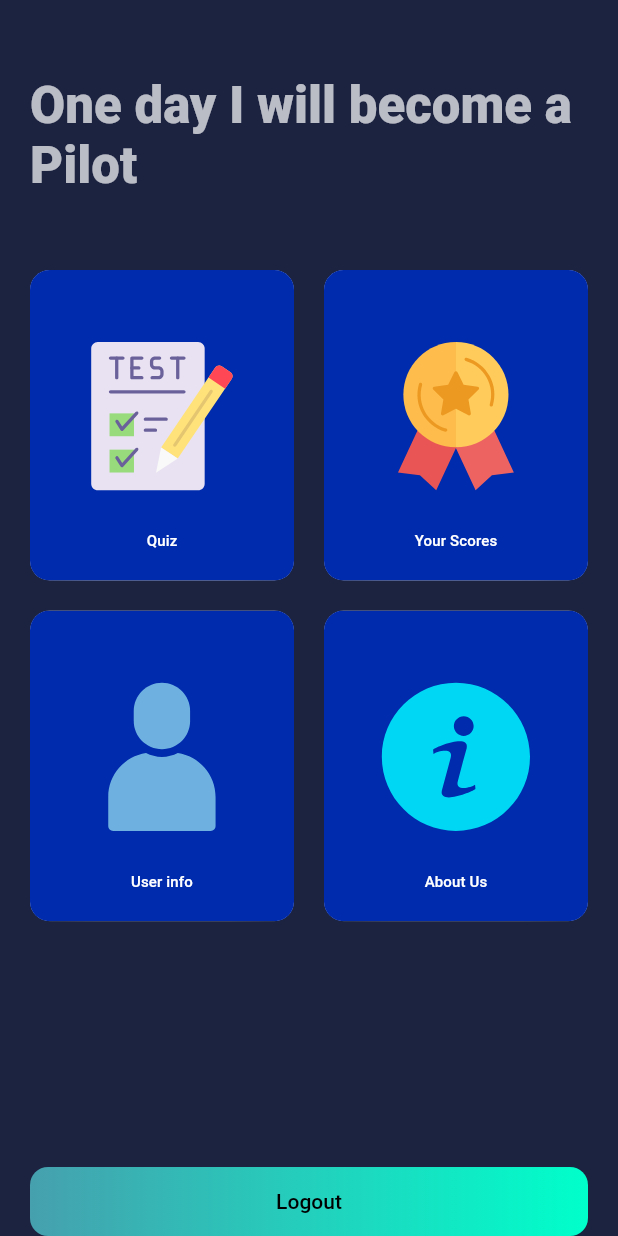
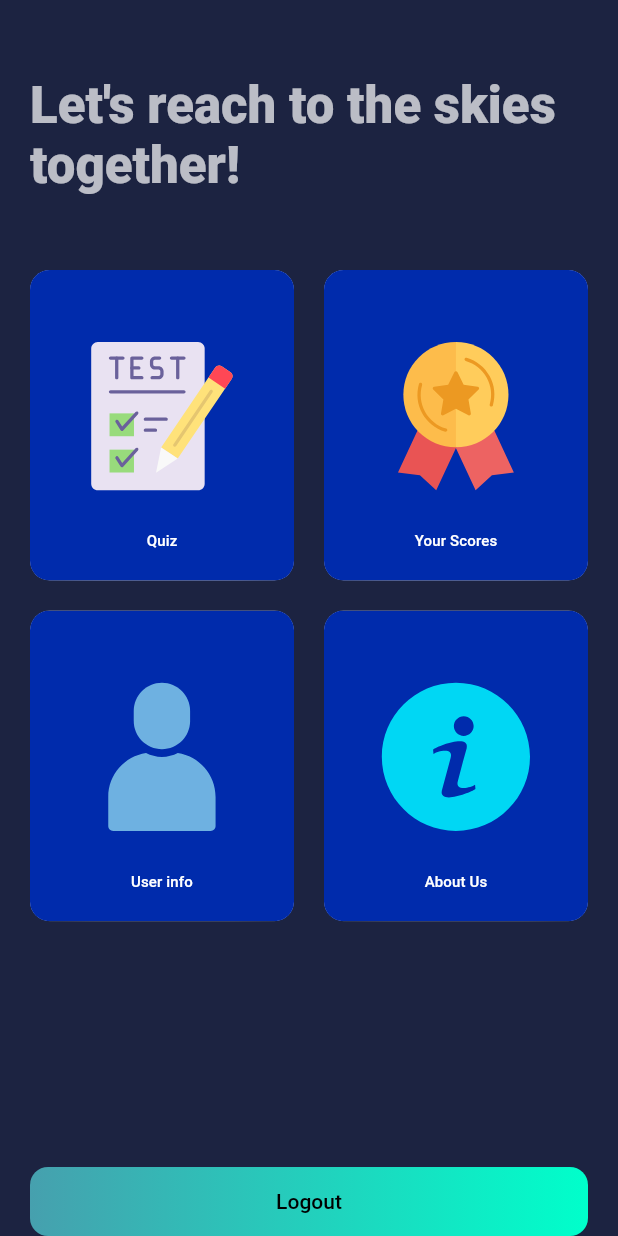
Before and after one commit to Sharon-Thambiraja/Sky-Study-App, a Flutter app: the MyStatelessWidget screen opened directly, on a phone screen of 412 x 824 dp. Run offline on Flutter 3.47's test engine with Material 2 defaults, Android fonts, the phone set to English and light mode, and no system bars; our stand-ins replace firebase_auth, firebase_core, firebase_database, flutter_svg, get, lottie; accounts and stored records are empty; network calls fail.

Commit message:
Saturday Update

```diff
--- a/lib/controllers/question_controller.dart
+++ b/lib/controllers/question_controller.dart
@@ -1,3 +1,9 @@
+/*this code snippet represents the logic and functionality behind the quiz feature.
+It handles the display and interaction with physics questions based on the chosen difficulty level.
+The controller manages user responses, tracks progress, and controls animations for timed responses.
+The fetched questions are stored in the _questions list and shuffled for a randomized experience.
+The code also manages navigation between questions, calculates scores, and facilitates a smooth user experience during the quiz.*/
+
 import 'package:flutter/widgets.dart';
 import 'package:get/get.dart';
 import 'package:get/state_manager.dart';
--- a/lib/models/Questions.dart
+++ b/lib/models/Questions.dart
@@ -1,3 +1,7 @@
+/*this code snippet defines the structure of a quiz question.
+It represents the fundamental data model that holds information about each question,
+including its content, possible answers, and the correct answer index.*/
+
 import 'package:firebase_database/firebase_database.dart';
 
 class Question {
--- a/lib/newwelcomeScreen.dart
+++ b/lib/newwelcomeScreen.dart
@@ -62,7 +62,7 @@ class NewWelcomeScreen extends StatelessWidget {
                                   BorderRadius.all(Radius.circular(12)),
                             ),
                             child: Text(
-                              "LogIn",
+                              "Log In",
                               style: Theme.of(context)
                                   .textTheme
                                   .button
@@ -88,7 +88,7 @@ class NewWelcomeScreen extends StatelessWidget {
                                   BorderRadius.all(Radius.circular(12)),
                             ),
                             child: Text(
-                              "SignIn",
+                              "Sign In",
                               style: Theme.of(context)
                                   .textTheme
                                   .button
--- a/lib/screens/welcome/addQuestion.dart
+++ b/lib/screens/welcome/addQuestion.dart
@@ -1,3 +1,7 @@
+/*this code snippet represents the screen where administrators can add new questions to the question bank.
+Administrators input the question text, options, and correct answer.
+The system predicts the difficulty level of the question and adds it to the Firebase Realtime Database.*/
+
 import 'package:firebase_database/firebase_database.dart';
 import 'package:flutter/material.dart';
 import 'package:http/http.dart' as http;
@@ -20,7 +24,7 @@ class _AddQuestionScreenState extends State<AddQuestionScreen> {
   Future<void> classifyQuestion() async {
     final response = await http.post(
       Uri.parse(
-          'http://16.170.208.40:5000/predict_level'), // Replace with your backend endpoint
+          'http://13.49.67.120/predict_level'), // Replace with your backend endpoint
       body: json.encode({
         'question': questionController.text,
         'options': optionsController.text.split('\n'),
--- a/lib/screens/welcome/quiz/quiz_screen.dart
+++ b/lib/screens/welcome/quiz/quiz_screen.dart
@@ -1,3 +1,5 @@
+//this code snippet represents the main screen where users take quizzes.
+
 import 'package:flutter/material.dart';
 import 'package:get/get.dart';
 import 'package:quiz_app_pilot/controllers/question_controller.dart';
--- a/lib/screens/welcome/score/display_score.dart
+++ b/lib/screens/welcome/score/display_score.dart
@@ -1,3 +1,7 @@
+/* this code snippet represents the screen where users can view their quiz scores.
+The user's scores are fetched from the Firebase Realtime Database and displayed in a user-friendly list format,
+providing users with feedback on their performance in the quizzes they've taken.*/
+
 import 'package:flutter/material.dart';
 import 'package:firebase_auth/firebase_auth.dart';
 import 'package:firebase_database/firebase_database.dart';
@@ -52,7 +56,6 @@ class _UserScoresPageState extends State<UserScoresPage> {
     }
 
     print(_scores);
-
   }
 
   @override
--- a/lib/screens/welcome/score/score_screen.dart
+++ b/lib/screens/welcome/score/score_screen.dart
@@ -1,3 +1,7 @@
+/*this code snippet represents the screen where users can view their score after completing a quiz.
+The user's score is calculated and displayed, along with visual elements to enhance the user experience.
+Additionally, the user's score is stored in the Firebase Realtime Database for future reference.*/
+
 import 'package:firebase_auth/firebase_auth.dart';
 import 'package:firebase_database/firebase_database.dart';
 import 'package:flutter/material.dart';
@@ -29,7 +33,6 @@ class ScoreScreen extends StatelessWidget {
 
     return WillPopScope(
       onWillPop: () async {
-
         // Handle the back button press
         Navigator.pushReplacement(
           context,
--- a/lib/screens/welcome/welcome_screen.dart
+++ b/lib/screens/welcome/welcome_screen.dart
@@ -1,3 +1,6 @@
+/*this code snippet represents the welcome screen where users are introduced to the quiz experience.
+  Users are encouraged to start the quiz by tapping the "Let's Start Quiz" button.*/
+
 import 'package:flutter/material.dart';
 import 'package:flutter_svg/svg.dart';
 import 'package:get/get.dart';
--- a/lib/start.dart
+++ b/lib/start.dart
@@ -32,7 +32,7 @@ class MyStatelessWidget extends StatelessWidget {
                     height: 50,
                   ),
                   Text(
-                    "One day I will become a \nPilot",
+                    "Let's reach to the skies together!",
                     style: Theme.of(context)
                         .textTheme
                         .headline4!
```
